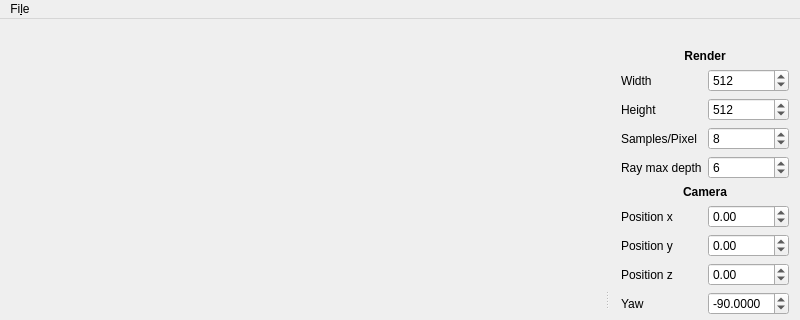
Before: the Qt Designer form src/gui/mainwindow.ui in Yt-trium/Couscous-raytracer, drawn with Qt 5; both pictures show x 0 to 800 and y 0 to 320 of the 800 by 600 pixel window.
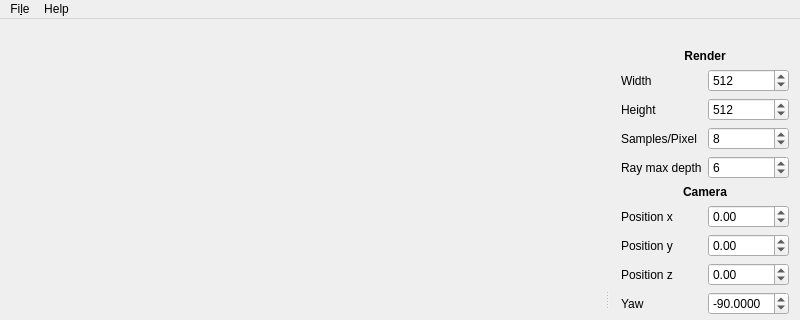
After: the same form once the commit is applied. Icons and pictures are not drawn.

Patch:
```diff
--- a/src/gui/mainwindow.ui
+++ b/src/gui/mainwindow.ui
@@ -58,7 +58,14 @@
     </property>
     <addaction name="actionSave_As_Image"/>
    </widget>
+   <widget class="QMenu" name="menuHelp">
+    <property name="title">
+     <string>Help</string>
+    </property>
+    <addaction name="actionRun_Unit_Test"/>
+   </widget>
    <addaction name="menuFile"/>
+   <addaction name="menuHelp"/>
   </widget>
   <widget class="QDockWidget" name="dockWidget">
    <property name="features">
```
Left out of the diff: 8 changed lines with no effect on the pictures.
